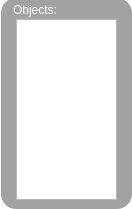
Above: Object.ui from lznt/p2Scripts before the change. Below: the same form after it.
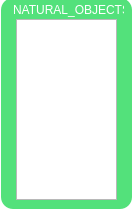
That is the form after the change.

Commit message: chage the GUI color and modify the MainMenu.js

The edit to the form file:
```diff
--- a/Object.ui
+++ b/Object.ui
@@ -18,7 +18,8 @@
   </property>
   <property name="styleSheet">
    <string notr="true">QWidget#Object{ background-color: transparent;}
-QFrame#frame{ background-color: rgba(136, 136, 136, 200); border-radius: 15px; }</string>
+QFrame#frame { background-color: rgba(36,217,87,200);
+ border-radius: 12px;}</string>
   </property>
   <widget class="QFrame" name="frame">
    <property name="geometry">
@@ -40,12 +41,12 @@
      <rect>
       <x>12</x>
       <y>2</y>
-      <width>54</width>
+      <width>111</width>
       <height>20</height>
      </rect>
     </property>
     <property name="text">
-     <string>&lt;html&gt;&lt;head/&gt;&lt;body&gt;&lt;p&gt;&lt;span style=&quot; color:#ffffff;&quot;&gt;Objects:&lt;/span&gt;&lt;/p&gt;&lt;/body&gt;&lt;/html&gt;</string>
+     <string>&lt;html&gt;&lt;head/&gt;&lt;body&gt;&lt;p&gt;&lt;span style=&quot; color:#ffffff;&quot;&gt;NATURAL_OBJECTS:&lt;/span&gt;&lt;/p&gt;&lt;/body&gt;&lt;/html&gt;</string>
     </property>
    </widget>
    <widget class="QListWidget" name="ObjectListWidget">
```
The commit also changes 11 other files.
